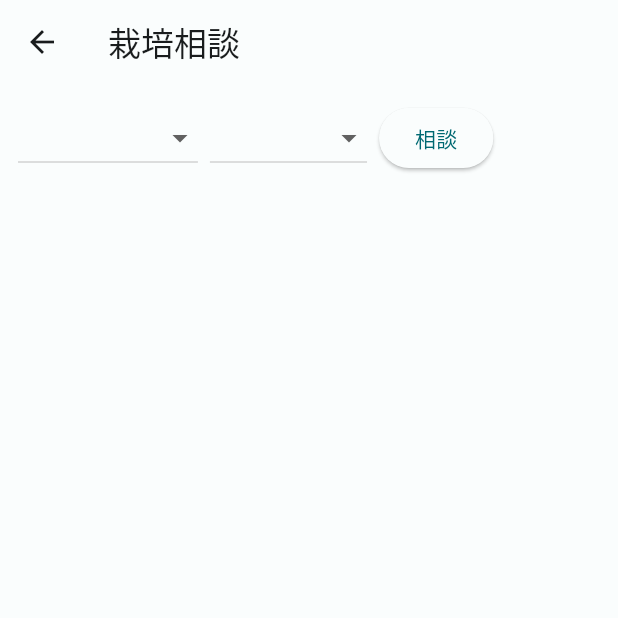
After one commit to seiryu/flutter_gpt, a Flutter app: the AdvisePage screen opened directly, on a phone screen of 412 x 824 dp, the top half of it. The commit adds this screen. Run offline on Flutter 3.47's test engine with Material 2 defaults, Android fonts, the phone set to English and light mode, and no system bars; our stand-ins replace hooks_riverpod, shared_preferences; missing offline and left inert: dart_openai, file_selector, markdown_widget; accounts and stored records are empty.

Commit message:
[feature] advise

```diff
--- a/lib/main.dart
+++ b/lib/main.dart
@@ -2,6 +2,7 @@ import 'package:flutter/material.dart';
 import 'package:flutter_gpt/color_shemes.dart';
 import 'package:flutter_gpt/util/shared_preferences.dart';
 import 'package:flutter_gpt/view/chat_page.dart';
+import 'package:flutter_gpt/view/home_nav_page.dart';
 import 'package:hooks_riverpod/hooks_riverpod.dart';
 import 'package:shared_preferences/shared_preferences.dart';
 
@@ -39,7 +40,8 @@ class MyApp extends HookConsumerWidget {
         colorScheme: darkColorScheme,
       ),
       debugShowCheckedModeBanner: false,
-      home: const ChatPage(),
+      // home: const ChatPage(),
+      home: const HomeNavPage(),
     );
   }
 }
--- /dev/null
+++ b/lib/view/advise_page.dart
@@ -0,0 +1,108 @@
+import 'package:flutter/material.dart';
+import 'package:flutter/src/widgets/framework.dart';
+import 'package:flutter_gpt/util/openai_chat.dart';
+import 'package:flutter_gpt/view/advise_page_view_model.dart';
+import 'package:hooks_riverpod/hooks_riverpod.dart';
+import 'package:markdown_widget/markdown_widget.dart';
+
+import '../util/shared_preferences.dart';
+
+final vm = advisePageViewModel;
+
+class AdvisePage extends HookConsumerWidget{
+  const AdvisePage({super.key});
+
+  @override
+  Widget build(BuildContext context, WidgetRef ref) {
+    final message = ref.watch(vm).message;
+
+    return Scaffold(
+      appBar: _buildAppBar(context, ref),
+      body: Column(
+        children: [
+          _buildForm(context, ref),
+          if(message != null)
+            Expanded(
+              child: SingleChildScrollView(
+                child: _buildAdviseContent(context, ref, message),
+              ),
+            )
+        ],
+      )
+    );
+  }
+
+  AppBar _buildAppBar(BuildContext context, WidgetRef ref){
+    return AppBar(
+      title: const Text("栽培相談"),
+    );
+  }
+
+  Widget _buildForm(BuildContext context, WidgetRef ref){
+    return Container(
+      padding: const EdgeInsets.all(12),
+      child: Row(
+        children: [
+          DropdownButton<String>(
+            value: ref.watch(vm).selectedBreed,
+            items: [
+              for(var breed in breeds)...{
+                DropdownMenuItem(
+                  value: breed,
+                  child: Text(breed),
+                )
+              }
+            ],
+            onChanged: (v) => ref.read(vm.notifier).onSelectBreed(v)
+          ),
+          const SizedBox(width: 8),
+          DropdownButton<String>(
+            value: ref.watch(vm).selectedContent,
+            items: [
+              for(var content in contents)...{
+                DropdownMenuItem(
+                  value: content,
+                  child: Text(content),
+                )
+              }
+            ],
+            onChanged: (v) => ref.read(vm.notifier).onSelectContent(v)
+          ),
+          const SizedBox(width: 8),
+          ElevatedButton(
+            onPressed: () => ref.read(vm.notifier).submit(),
+            child: const Text("相談")
+          ),
+        ],
+      ),
+    );
+  }
+
+  Widget _buildAdviseContent(BuildContext context, WidgetRef ref, OpenAiCompletionMessage message){
+
+    return Card(
+      color: message.role == MessageRole.assistant
+          ? Theme.of(context).colorScheme.surface
+          : Theme.of(context).colorScheme.tertiaryContainer,
+      margin: const EdgeInsets.all(12),
+      semanticContainer: false,
+      child: Container(
+        padding: const EdgeInsets.all(8),
+        child: Column(
+          crossAxisAlignment: CrossAxisAlignment.stretch,
+          children: [
+            MarkdownWidget(
+              padding: const EdgeInsets.all(0),
+              shrinkWrap: true,
+              data: message.content,
+              config: ref.watch(sharedPrefsRepo).themeMode == ThemeMode.dark
+                  ? MarkdownConfig.darkConfig
+                  : MarkdownConfig.defaultConfig,
+            )
+          ]
+        ),
+      ),
+    );
+  }
+
+}
--- a/lib/view/chat_page_view_model.dart
+++ b/lib/view/chat_page_view_model.dart
@@ -99,7 +99,7 @@ class ChatPageState{
   int get messageCount => _messages.length;
 
   String get title{
-    if(_messages.isEmpty) return "Flutter GPT";
+    if(_messages.isEmpty) return "チャット";
 
     final content = _messages.first.content.replaceAll(RegExp(r'\n|\r\n|\r'), " ");
     if(content.length < 10) return content;
--- a/lib/view/settings_page.dart
+++ b/lib/view/settings_page.dart
@@ -20,7 +20,7 @@ class SettingsPage extends HookConsumerWidget{
   AppBar _buildAppBar(BuildContext context, WidgetRef ref){
     return AppBar(
       title: const Text("設定"),
-      leading: const CloseButton(),
+      // leading: const CloseButton(),
     );
   }
 
```
Also changed, not shown: lib/view/advise_page_view_model.dart (added, +105 -0 lines), lib/view/chat_page.dart (+11 -11 lines), lib/view/home_nav_page.dart (added, +48 -0 lines), lib/view/home_nav_page_view_model.dart (added, +28 -0 lines).
